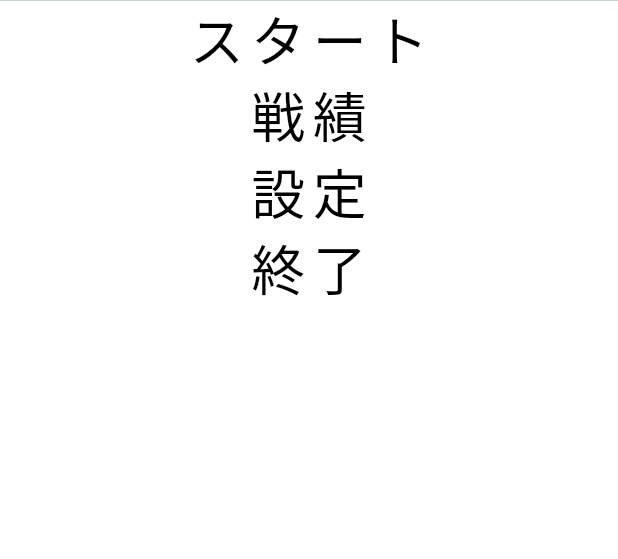
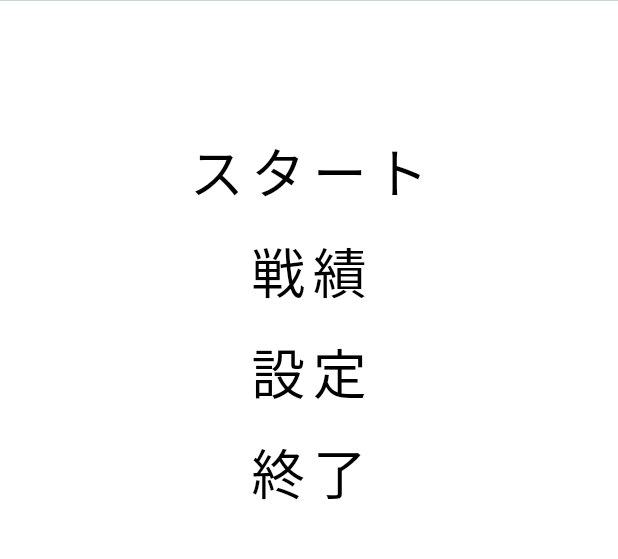
Before and after one commit to SaKkuSO10/digi_memori, a Flutter app: the screen it shows after launch, on a phone screen of 412 x 824 dp, the part 182-741 px from its top. Run offline on Flutter 3.47's test engine with Material 3 defaults, Android fonts, the phone set to English and light mode, and no system bars.

Commit message:
ホーム改良・ゲージ改修

```diff
--- /dev/null
+++ b/digigage/lib/pages/01_home_page.dart
@@ -0,0 +1,86 @@
+import 'package:flutter/material.dart';
+import '01_home_page.dart';
+import '02_setting_page.dart';
+import '03_result_page.dart';
+import '04_preparetion_page.dart';
+import '05_preparetion_page2.dart';
+import '06_regist_page.dart';
+import '07_regist_page2.dart';
+import 'memory_gage.dart';
+import 'app_frame.dart';
+
+class HomePage extends StatelessWidget {
+    const HomePage({super.key});
+
+    @override
+    Widget build(BuildContext context){
+        return AppFrame(
+            body:Column(
+             children:<Widget>[
+                SizedBox(height:80),
+                TextButton(
+                  onPressed:(){
+                    Navigator.push(
+                        context,
+                        MaterialPageRoute(builder:(context) => MemoryPage()),
+                    );
+                },
+                child: Text(
+                    'スタート',
+                    style: TextStyle(
+                    fontSize:36,
+                    color: Colors.black,
+                    letterSpacing:5,
+                    ),
+                ),
+                ),
+                TextButton(
+                    onPressed:(){
+                      Navigator.push(
+                        context,
+                        MaterialPageRoute(builder:(context) => ResultPage()),
+                        );
+                    },
+                    child: Text('戦績',
+                                style: TextStyle(
+                                    fontSize:36,
+                                    color: Colors.black,
+                                    letterSpacing:5,
+                                                ),
+                                    ),
+                ),
+                TextButton(
+                    onPressed:(){
+                        Navigator.push(
+                          context,
+                          MaterialPageRoute(builder:(context) => SettingPage()),
+                        );
+                    },
+                    child: Text('設定',
+                                style: TextStyle(
+                                    fontSize:36,
+                                    color: Colors.black,
+                                    letterSpacing:5,
+                                                ),
+                                            ),
+                            ),
+                TextButton(
+                    onPressed:(){
+                        Navigator.push(
+                            context,
+                            MaterialPageRoute(builder:(context) => ResultPage()),
+                            );
+                        },
+                        child: Text('終了',
+                                    style: TextStyle(
+                                        fontSize:36,
+                                        color: Colors.black,
+                                        letterSpacing:5,
+                                                  ),
+                                                ),
+                            ),
+                                            ],
+                                        ),
+                                    );
+            }
+        }
--- /dev/null
+++ b/digigage/lib/pages/app_frame.dart
@@ -0,0 +1,71 @@
+import 'package:flutter/material.dart';
+import '01_home_page.dart';
+import '02_setting_page.dart';
+import '03_result_page.dart';
+import '04_preparetion_page.dart';
+import '05_preparetion_page2.dart';
+import '06_regist_page.dart';
+import '07_regist_page2.dart';
+import 'memory_gage.dart';
+
+class AppFrame extends StatelessWidget{
+  const AppFrame({
+    super.key,
+    required this.body,
+    this.title = 'DigiGage',
+    this.topHeight = 163,
+    this.bottomHeight = 100,
+    this.cardHeight = 581,
+    this.backgroundColor = const Color(0xFF0F534D),
+    this.titleColor = const Color(0xFF8BDA9E),
+  });
+  //↑定義を書いている
+
+  final Widget body;
+  final String title;
+  final double topHeight;
+  final double bottomHeight;
+  final double cardHeight;
+  final Color backgroundColor;
+  final Color titleColor;
+  //↑受け取った値を入れておく箱を定義している
+
+  @override
+  Widget build(BuildContext context){
+    return Scaffold(
+      body: Stack(
+        children:[
+          Container(color :backgroundColor),
+          Align(
+            alignment: Alignment.topCenter,
+            child: Container(
+              height: topHeight,
+              alignment: Alignment.center,
+              child: Text(
+                title,
+                style: TextStyle(
+                  fontSize: 36,
+                  letterSpacing: 5,
+                  color: titleColor,
+                ),
+              ),
+            ),
+          ),
+          Align(
+            alignment: Alignment.bottomCenter,
+            child: Container(height: bottomHeight),
+          ),
+          Align(
+            alignment: Alignment.center,
+            child: Container(
+              height: cardHeight,
+              width: double.infinity,
+              color: Colors.white,
+              child: body,
+            ),
+          ),
+        ],
+        ),
+      );
+    }
+  }
--- a/digigage/lib/pages/home_page.dart
+++ /dev/null
@@ -1,96 +0,0 @@
-import 'package:flutter/material.dart';
-import 'home_page.dart';
-import 'memory_gage.dart';
-import 'result_page.dart';
-
-
-class HomePage extends StatefulWidget {
-    const HomePage({super.key});
-
-    @override
-    State<HomePage> createState() => _HomePageState();
-}
-
-class _HomePageState extends State<HomePage>{
-    @override
-    Widget build(BuildContext context){
-        return Scaffold(
-            body: Container(
-                child: Stack(
-                    children:[
-                        Container(
-                            color: const Color(0xFF0F534D),
-                            width: double.infinity,
-                            height: double.infinity,
-                        ),
-                        Align(
-                            alignment: Alignment.topCenter,
-                            child: Container(
-                                height: 163,
-                                alignment: Alignment.center,
-                                child: const Text(
-                                    'DigiGage',
-                                    style: TextStyle(
-                                        fontSize:36,
-                                        letterSpacing:5,
-                                        color: const Color(0xFF8BDA9E),
-                                        )
-                                    )
-                                    ),
-                            ),
-                        Align(
-                            alignment: Alignment.bottomCenter,
-                            child: Container(
-                                height: 100,
-                            ),
-                        ),
-                        Align(
-                            alignment: Alignment.center,
-                            child:Container(
-                                width: double.infinity,
-                                height: 581,
-                                color: Colors.white,
-                                child:Column(
-                                    children:<Widget>[
-                                        Text(
-                                            'スタート',
-                                            style: TextStyle(
-                                                  fontSize:36,
-                                                  color: Colors.black,
-                                                  letterSpacing:5,
-                                                  ),
-                                                  ),
-                                        Text(
-                                            '戦績',
-                                            style: TextStyle(
-                                                  fontSize:36,
-                                                  color: Colors.black,
-                                                  letterSpacing:5,
-                                                  ),
-                                                  ),
-                                        Text(
-                                            '設定',
-                                            style: TextStyle(
-                                                  fontSize:36,
-                                                  color: Colors.black,
-                                                  letterSpacing:5,
-                                                  ),
-                                                  ),
-                                        Text(
-                                            '終了',
-                                            style: TextStyle(
-                                                  fontSize:36,
-                                                  color: Colors.black,
-                                                  letterSpacing:5,
-                                                  ),
-                                                  ),
-                                    ],
-                                ),
-                            )
-                        )
-                    ],
-                        ),
-                )
-            );
-            }
-}
```
Also changed, not shown: digigage/lib/main.dart (+7 -2 lines), digigage/lib/pages/02_setting_page.dart (added, +65 -0 lines), digigage/lib/pages/03_result_page.dart (renamed from digigage/lib/pages/result_page.dart, +8 -0 lines), digigage/lib/pages/04_preparetion_page.dart (added, +65 -0 lines), digigage/lib/pages/05_preparetion_page2.dart (added, +65 -0 lines), digigage/lib/pages/06_regist_page.dart (added, +65 -0 lines), digigage/lib/pages/07_regist_page2.dart (added, +65 -0 lines), digigage/lib/pages/memory_gage.dart (+89 -23 lines).
